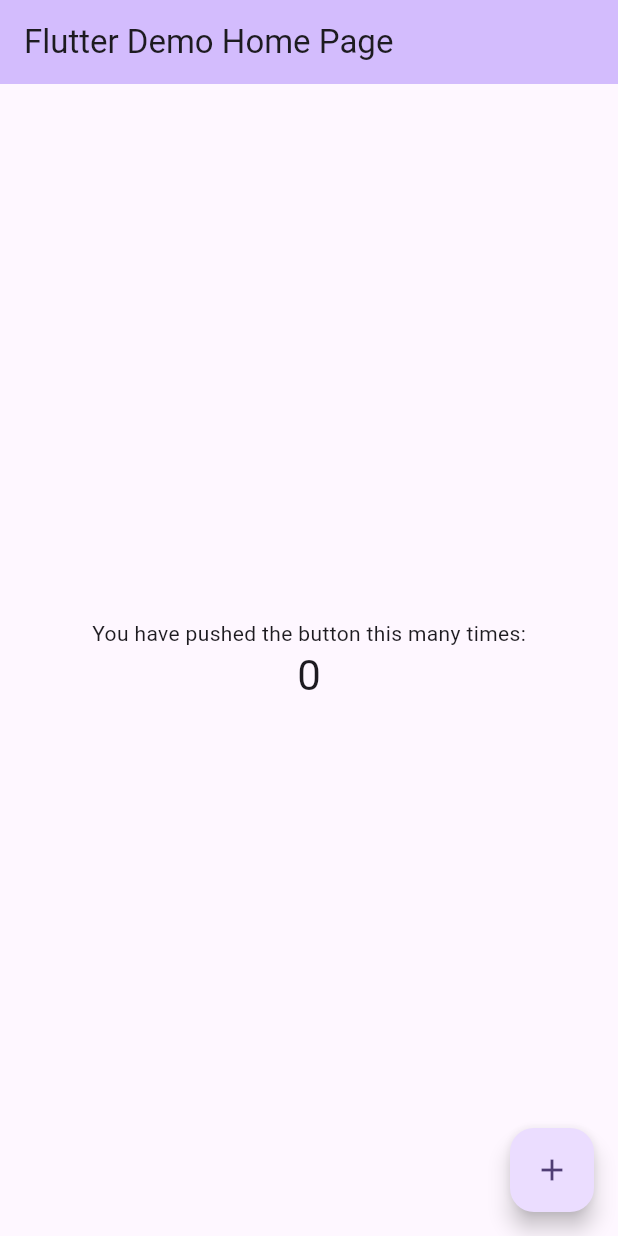
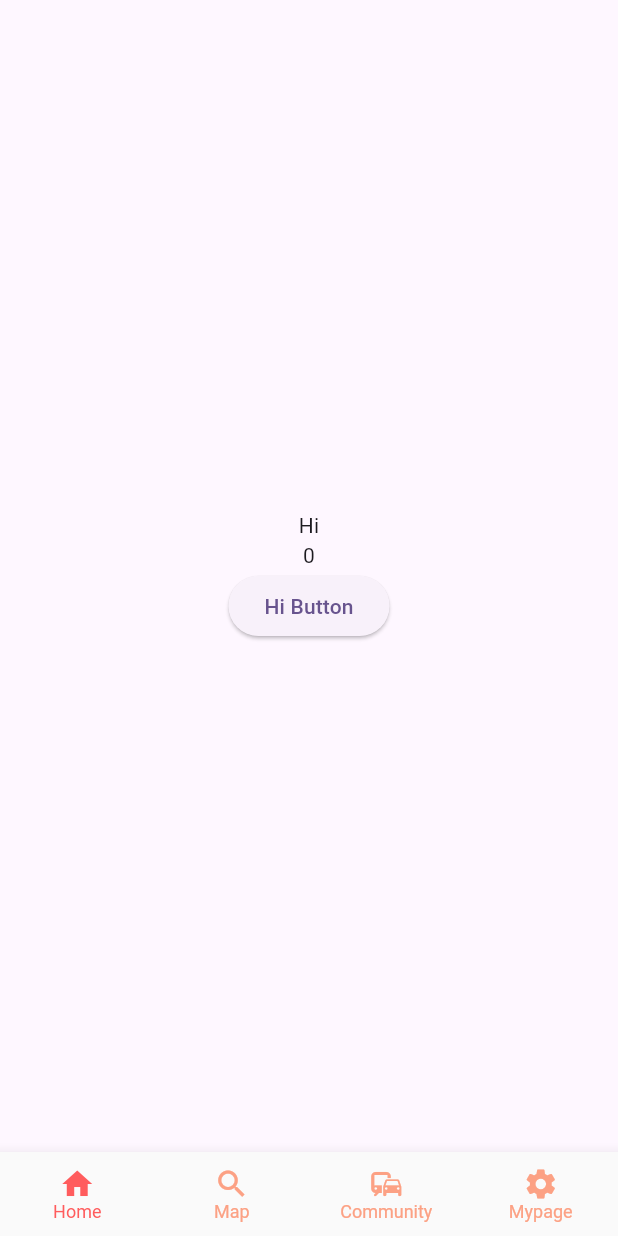
Before and after one commit to Rice-House/frontend, a Flutter app: the screen it shows after launch, on a phone screen of 412 x 824 dp. Run offline on Flutter 3.47's test engine with Material 2 defaults, Android fonts, the phone set to English and light mode, and no system bars.

Commit message:
add: bottomNavigation, pages

```diff
--- /dev/null
+++ b/lib/app/pages/home.dart
@@ -0,0 +1,38 @@
+import 'package:flutter/material.dart';
+import 'package:firstflutter/app/pages/bob_list.dart';
+
+class HomePage extends StatefulWidget {
+  const HomePage({super.key});
+
+  @override
+  State<HomePage> createState() => _HomePageState();
+}
+
+class _HomePageState extends State<HomePage> {
+  @override
+  Widget build(BuildContext context) {
+    int _cnt = 0;
+
+    return Scaffold(
+      body: Center(
+        child: Column(
+          mainAxisAlignment: MainAxisAlignment.center,
+          children: <Widget>[
+            Text('Hi'),
+            Text('$_cnt'),
+            ElevatedButton(
+                onPressed: () {
+                  Navigator.push(
+                      context,
+                      MaterialPageRoute(builder: (context) => BobListPage())
+                  );
+                },
+                child: Text('Hi Button')
+            )
+          ],
+        ),
+      ),
+
+    );
+  }
+}
--- a/lib/main.dart
+++ b/lib/main.dart
@@ -1,4 +1,8 @@
 import 'package:flutter/material.dart';
+import 'package:firstflutter/app/pages/home.dart';
+import 'package:firstflutter/app/pages/map.dart';
+import 'package:firstflutter/app/pages/community.dart';
+import 'package:firstflutter/app/pages/mypage.dart';
 
 void main() {
   runApp(const MyApp());
@@ -6,120 +10,79 @@ void main() {
 
 class MyApp extends StatelessWidget {
   const MyApp({super.key});
-
-  // This widget is the root of your application.
   @override
   Widget build(BuildContext context) {
     return MaterialApp(
-      title: 'Flutter Demo',
+      debugShowCheckedModeBanner: false,
+      title: 'Soongsil Rice House',
       theme: ThemeData(
-        // This is the theme of your application.
-        //
-        // TRY THIS: Try running your application with "flutter run". You'll see
-        // the application has a blue toolbar. Then, without quitting the app,
-        // try changing the seedColor in the colorScheme below to Colors.green
-        // and then invoke "hot reload" (save your changes or press the "hot
-        // reload" button in a Flutter-supported IDE, or press "r" if you used
-        // the command line to start the app).
-        //
-        // Notice that the counter didn't reset back to zero; the application
-        // state is not lost during the reload. To reset the state, use hot
-        // restart instead.
-        //
-        // This works for code too, not just values: Most code changes can be
-        // tested with just a hot reload.
         colorScheme: ColorScheme.fromSeed(seedColor: Colors.deepPurple),
         useMaterial3: true,
       ),
-      home: const MyHomePage(title: 'Flutter Demo Home Page'),
+      home: const MyHomePage(),
     );
   }
 }
 
 class MyHomePage extends StatefulWidget {
-  const MyHomePage({super.key, required this.title});
-
-  // This widget is the home page of your application. It is stateful, meaning
-  // that it has a State object (defined below) that contains fields that affect
-  // how it looks.
-
-  // This class is the configuration for the state. It holds the values (in this
-  // case the title) provided by the parent (in this case the App widget) and
-  // used by the build method of the State. Fields in a Widget subclass are
-  // always marked "final".
-
-  final String title;
+  const MyHomePage({super.key});
 
   @override
   State<MyHomePage> createState() => _MyHomePageState();
 }
 
 class _MyHomePageState extends State<MyHomePage> {
-  int _counter = 0;
-
-  void _incrementCounter() {
+  int _selectedIndex = 0;
+  List _pages = [HomePage(), MapPage(), CommunityPage(), MypagePage()];
+  void _onItemTapped(int index) {
     setState(() {
-      // This call to setState tells the Flutter framework that something has
-      // changed in this State, which causes it to rerun the build method below
-      // so that the display can reflect the updated values. If we changed
-      // _counter without calling setState(), then the build method would not be
-      // called again, and so nothing would appear to happen.
-      _counter++;
+      _selectedIndex = index;
     });
   }
 
   @override
   Widget build(BuildContext context) {
-    // This method is rerun every time setState is called, for instance as done
-    // by the _incrementCounter method above.
-    //
-    // The Flutter framework has been optimized to make rerunning build methods
-    // fast, so that you can just rebuild anything that needs updating rather
-    // than having to individually change instances of widgets.
     return Scaffold(
-      appBar: AppBar(
-        // TRY THIS: Try changing the color here to a specific color (to
-        // Colors.amber, perhaps?) and trigger a hot reload to see the AppBar
-        // change color while the other colors stay the same.
-        backgroundColor: Theme.of(context).colorScheme.inversePrimary,
-        // Here we take the value from the MyHomePage object that was created by
-        // the App.build method, and use it to set our appbar title.
-        title: Text(widget.title),
+      body: Center(
+        child:_pages[_selectedIndex],
       ),
-      body: Center(
-        // Center is a layout widget. It takes a single child and positions it
-        // in the middle of the parent.
-        child: Column(
-          // Column is also a layout widget. It takes a list of children and
-          // arranges them vertically. By default, it sizes itself to fit its
-          // children horizontally, and tries to be as tall as its parent.
-          //
-          // Column has various properties to control how it sizes itself and
-          // how it positions its children. Here we use mainAxisAlignment to
-          // center the children vertically; the main axis here is the vertical
-          // axis because Columns are vertical (the cross axis would be
-          // horizontal).
-          //
-          // TRY THIS: Invoke "debug painting" (choose the "Toggle Debug Paint"
-          // action in the IDE, or press "p" in the console), to see the
-          // wireframe for each widget.
-          mainAxisAlignment: MainAxisAlignment.center,
-          children: <Widget>[
-            const Text(
-              'You have pushed the button this many times:',
+
+      bottomNavigationBar: Theme(
+        data: ThemeData(
+          splashColor: Colors.transparent,
+          highlightColor: Colors.transparent,
+        ),
+        child: BottomNavigationBar(
+          onTap: _onItemTapped,
+          currentIndex: _selectedIndex,
+          type: BottomNavigationBarType.fixed,
+          selectedItemColor: Color(0xffFF5C5D),
+          unselectedItemColor: Color(0xffFCA184),
+          selectedLabelStyle: TextStyle(fontSize: 12),
+          unselectedLabelStyle: TextStyle(fontSize: 12),
+          items: <BottomNavigationBarItem>[
+            BottomNavigationBarItem(
+              // icon: new Image.asset('images/1.0x/icon4.png'),
+              // activeIcon: new Image.asset('images/1.0x/newIcon.png'),
+              icon: Icon(Icons.home),
+              label: "Home",
             ),
-            Text(
-              '$_counter',
-              style: Theme.of(context).textTheme.headlineMedium,
+            BottomNavigationBarItem(
+                icon: Icon(Icons.search),
+                label: "Map"
+            ),
+            BottomNavigationBarItem(
+                icon: Icon(Icons.commute_sharp),
+                label: "Community"
+            ),
+            BottomNavigationBarItem(
+                icon: Icon(Icons.settings),
+                label: "Mypage"
             ),
           ],
-        ),
+        )
       ),
-      floatingActionButton: FloatingActionButton(
-        onPressed: _incrementCounter,
-        tooltip: 'Increment',
-        child: const Icon(Icons.add),
-      ), // This trailing comma makes auto-formatting nicer for build methods.
+
     );
   }
 }
```
Also changed, not shown: lib/app/pages/bob_detail.dart (added, +27 -0 lines), lib/app/pages/bob_list.dart (added, +33 -0 lines), lib/app/pages/community.dart (added, +31 -0 lines), lib/app/pages/map.dart (added, +31 -0 lines), lib/app/pages/mypage.dart (added, +31 -0 lines).
